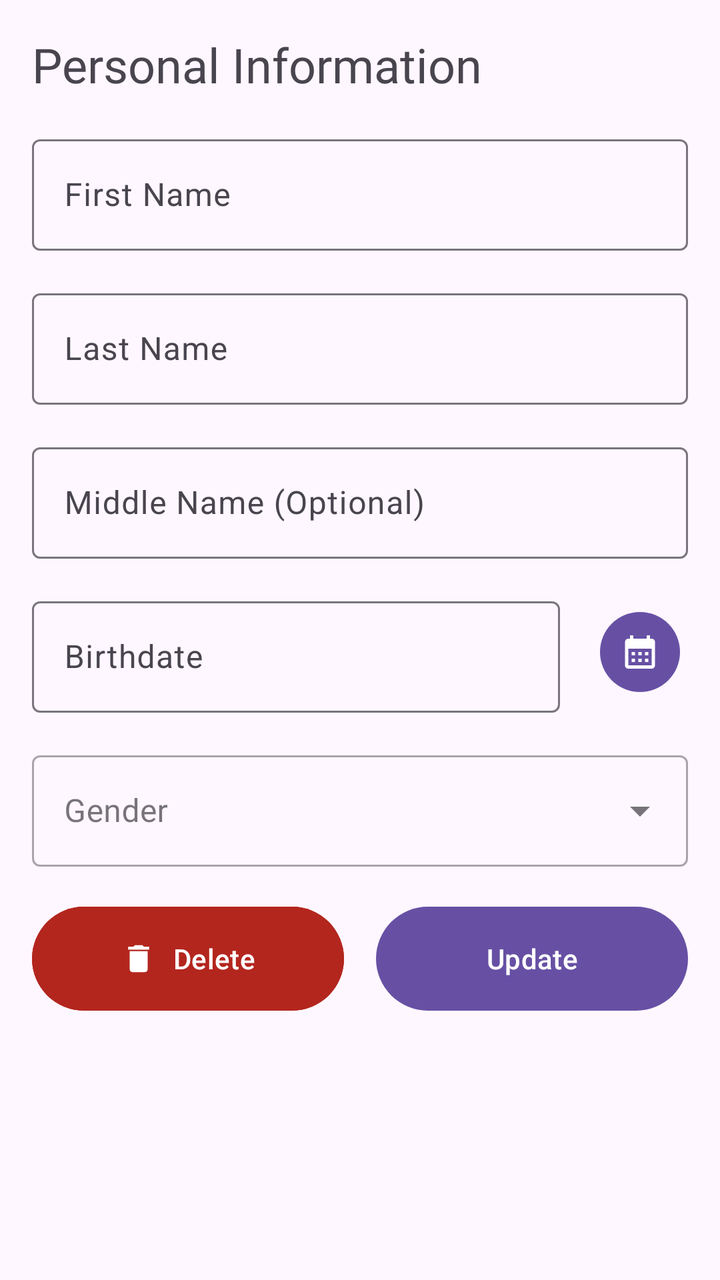
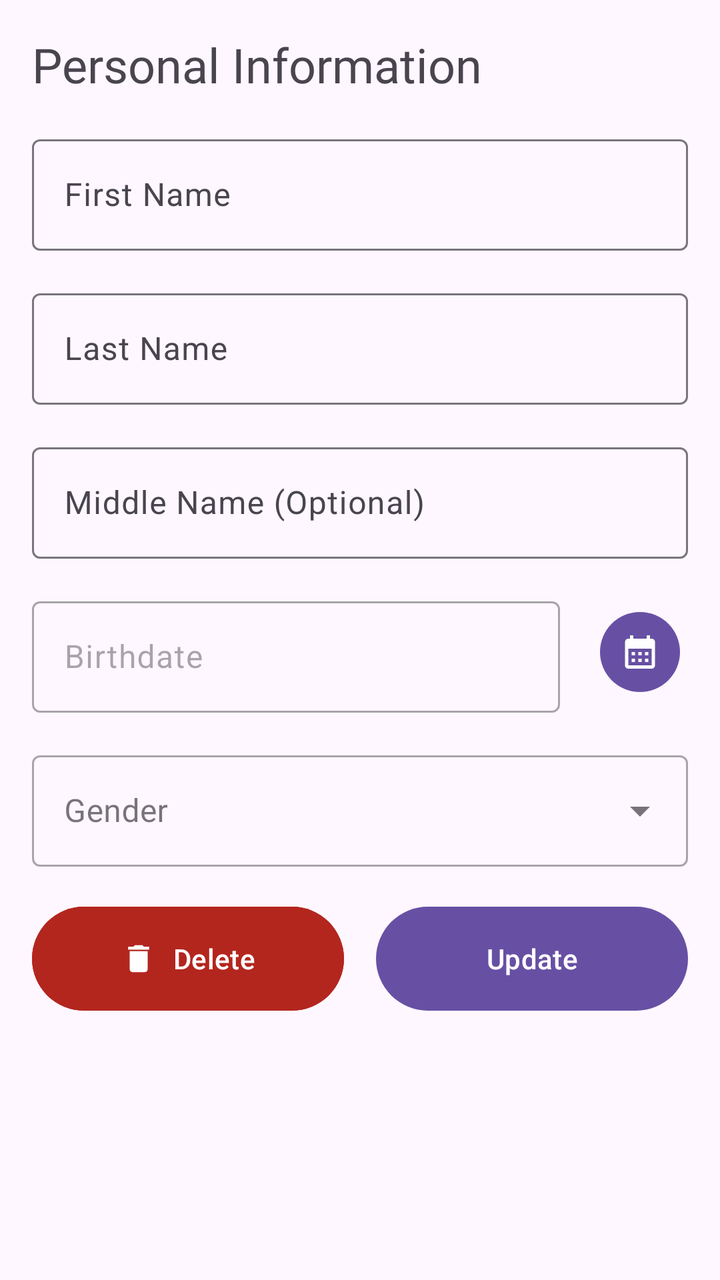

Two renders of the same Android screen: before a commit and after it. Below are the layout's source before the change and the commit's diff.
<!-- AndroidManifest.xml: application theme Theme.RmmcTourism -->
<!-- res/layout/activity_update_user.xml -->
<?xml version="1.0" encoding="utf-8"?>
<androidx.constraintlayout.widget.ConstraintLayout xmlns:android="http://schemas.android.com/apk/res/android"
    xmlns:app="http://schemas.android.com/apk/res-auto"
    xmlns:tools="http://schemas.android.com/tools"
    android:layout_width="match_parent"
    android:layout_height="match_parent"
    tools:context=".views.UpdateUser">

    <TextView
        android:id="@+id/textView12"
        android:layout_width="wrap_content"
        android:layout_height="wrap_content"
        android:layout_marginStart="16dp"
        android:layout_marginTop="16dp"
        android:fontFamily="@font/inter_bold"
        android:text="Personal Information"
        android:textSize="24sp"
        app:layout_constraintStart_toStartOf="parent"
        app:layout_constraintTop_toTopOf="parent" />

    <com.google.android.material.textfield.TextInputLayout
        android:id="@+id/til_update_first_name"
        android:layout_width="0dp"
        android:layout_height="wrap_content"
        android:layout_marginStart="16dp"
        android:layout_marginTop="16dp"
        android:layout_marginEnd="16dp"
        app:layout_constraintEnd_toEndOf="parent"
        app:layout_constraintStart_toStartOf="parent"
        app:layout_constraintTop_toBottomOf="@+id/textView12">

        <com.google.android.material.textfield.TextInputEditText
            android:layout_width="match_parent"
            android:layout_height="wrap_content"
            android:hint="First Name" />
    </com.google.android.material.textfield.TextInputLayout>

    <com.google.android.material.textfield.TextInputLayout
        android:id="@+id/til_update_last_name"
        android:layout_width="0dp"
        android:layout_height="wrap_content"
        android:layout_marginStart="16dp"
        android:layout_marginTop="16dp"
        android:layout_marginEnd="16dp"
        app:layout_constraintEnd_toEndOf="parent"
        app:layout_constraintStart_toStartOf="parent"
        app:layout_constraintTop_toBottomOf="@+id/til_update_first_name">

        <com.google.android.material.textfield.TextInputEditText
            android:layout_width="match_parent"
            android:layout_height="wrap_content"
            android:hint="Last Name" />
    </com.google.android.material.textfield.TextInputLayout>

    <com.google.android.material.textfield.TextInputLayout
        android:id="@+id/til_update_middle_name"
        android:layout_width="0dp"
        android:layout_height="wrap_content"
        android:layout_marginStart="16dp"
        android:layout_marginTop="16dp"
        android:layout_marginEnd="16dp"
        app:layout_constraintEnd_toEndOf="parent"
        app:layout_constraintStart_toStartOf="parent"
        app:layout_constraintTop_toBottomOf="@+id/til_update_last_name">

        <com.google.android.material.textfield.TextInputEditText
            android:layout_width="match_parent"
            android:layout_height="wrap_content"
            android:hint="Middle Name (Optional)" />
    </com.google.android.material.textfield.TextInputLayout>

    <com.google.android.material.textfield.TextInputLayout
        android:id="@+id/til_update_birthdate"
        android:layout_width="0dp"
        android:layout_height="wrap_content"
        android:layout_marginStart="16dp"
        android:layout_marginTop="16dp"
        android:layout_marginEnd="16dp"
        app:layout_constraintEnd_toStartOf="@+id/btn_update_birthdate"
        app:layout_constraintStart_toStartOf="parent"
        app:layout_constraintTop_toBottomOf="@+id/til_update_middle_name">

        <com.google.android.material.textfield.TextInputEditText
            android:layout_width="match_parent"
            android:layout_height="wrap_content"
            android:hint="Birthdate" />
    </com.google.android.material.textfield.TextInputLayout>

    <Button
        android:id="@+id/btn_update_birthdate"
        style="?attr/materialIconButtonFilledStyle"
        android:layout_width="wrap_content"
        android:layout_height="wrap_content"
        android:layout_marginEnd="16dp"
        android:contentDescription="Select date"
        app:icon="@drawable/ic_calendar"
        app:layout_constraintBottom_toBottomOf="@+id/til_update_birthdate"
        app:layout_constraintEnd_toEndOf="parent"
        app:layout_constraintTop_toTopOf="@+id/til_update_birthdate" />

    <com.google.android.material.textfield.TextInputLayout
        android:id="@+id/til_update_gender"
        style="@style/Widget.MaterialComponents.TextInputLayout.OutlinedBox.ExposedDropdownMenu"
        android:layout_width="0dp"
        android:layout_height="wrap_content"
        android:layout_marginStart="16dp"
        android:layout_marginTop="16dp"
        android:layout_marginEnd="16dp"
        app:layout_constraintEnd_toEndOf="parent"
        app:layout_constraintStart_toStartOf="parent"
        app:layout_constraintTop_toBottomOf="@+id/til_update_birthdate">

        <AutoCompleteTextView
            android:id="@+id/actv_update_gender"
            android:layout_width="match_parent"
            android:layout_height="wrap_content"
            android:contentDescription="Gender"
            android:fontFamily="@font/inter"
            android:hint="Gender"
            android:inputType="none" />
    </com.google.android.material.textfield.TextInputLayout>

    <Button
        android:id="@+id/btn_update_delete"
        android:layout_width="0dp"
        android:layout_height="60dp"
        android:layout_marginStart="16dp"
        android:layout_marginTop="16dp"
        android:layout_marginEnd="8dp"
        android:layout_marginBottom="16dp"
        android:backgroundTint="?attr/colorError"
        android:text="Delete"
        app:icon="@drawable/ic_delete"
        app:iconGravity="textStart"
        app:layout_constraintBottom_toBottomOf="parent"
        app:layout_constraintEnd_toStartOf="@+id/btn_update"
        app:layout_constraintHorizontal_bias="0.5"
        app:layout_constraintHorizontal_chainStyle="spread"
        app:layout_constraintStart_toStartOf="parent"
        app:layout_constraintTop_toBottomOf="@+id/til_update_gender"
        app:layout_constraintVertical_bias="0.0" />

    <Button
        android:id="@+id/btn_update"
        android:layout_width="0dp"
        android:layout_height="60dp"
        android:layout_marginStart="8dp"
        android:layout_marginTop="16dp"
        android:layout_marginEnd="16dp"
        android:layout_marginBottom="16dp"
        android:text="Update"
        app:layout_constraintBottom_toBottomOf="parent"
        app:layout_constraintEnd_toEndOf="parent"
        app:layout_constraintHorizontal_bias="0.5"
        app:layout_constraintStart_toEndOf="@+id/btn_update_delete"
        app:layout_constraintTop_toBottomOf="@+id/til_update_gender"
        app:layout_constraintVertical_bias="0.0" />
</androidx.constraintlayout.widget.ConstraintLayout>
<!-- resources referenced by this layout -->
<resources>
  <!-- drawable ic_calendar (drawable) -->
  <vector android:height="24dp" android:tint="#000000"
      android:viewportHeight="24" android:viewportWidth="24"
      android:width="24dp" xmlns:android="http://schemas.android.com/apk/res/android">
      <path android:fillColor="@android:color/white" android:pathData="M19,4h-1V2h-2v2H8V2H6v2H5C3.89,4 3.01,4.9 3.01,6L3,20c0,1.1 0.89,2 2,2h14c1.1,0 2,-0.9 2,-2V6C21,4.9 20.1,4 19,4zM19,20H5V10h14V20zM9,14H7v-2h2V14zM13,14h-2v-2h2V14zM17,14h-2v-2h2V14zM9,18H7v-2h2V18zM13,18h-2v-2h2V18zM17,18h-2v-2h2V18z"/>
  </vector>
  <!-- drawable ic_delete (drawable) -->
  <vector android:height="24dp" android:tint="#000000"
      android:viewportHeight="24" android:viewportWidth="24"
      android:width="24dp" xmlns:android="http://schemas.android.com/apk/res/android">
      <path android:fillColor="@android:color/white" android:pathData="M6,19c0,1.1 0.9,2 2,2h8c1.1,0 2,-0.9 2,-2V7H6v12zM19,4h-3.5l-1,-1h-5l-1,1H5v2h14V4z"/>
  </vector>
  <style name="Theme.RmmcTourism" parent="Base.Theme.RmmcTourism" />
  <style name="Base.Theme.RmmcTourism" parent="Theme.Material3.DayNight.NoActionBar">
          
          
      </style>
</resources>

<!-- the commit's change to res/layout/activity_update_user.xml (unified diff, before → after) -->
@@ -76,6 +76,7 @@
         android:layout_marginStart="16dp"
         android:layout_marginTop="16dp"
         android:layout_marginEnd="16dp"
+        android:enabled="false"
         app:layout_constraintEnd_toStartOf="@+id/btn_update_birthdate"
         app:layout_constraintStart_toStartOf="parent"
         app:layout_constraintTop_toBottomOf="@+id/til_update_middle_name">
